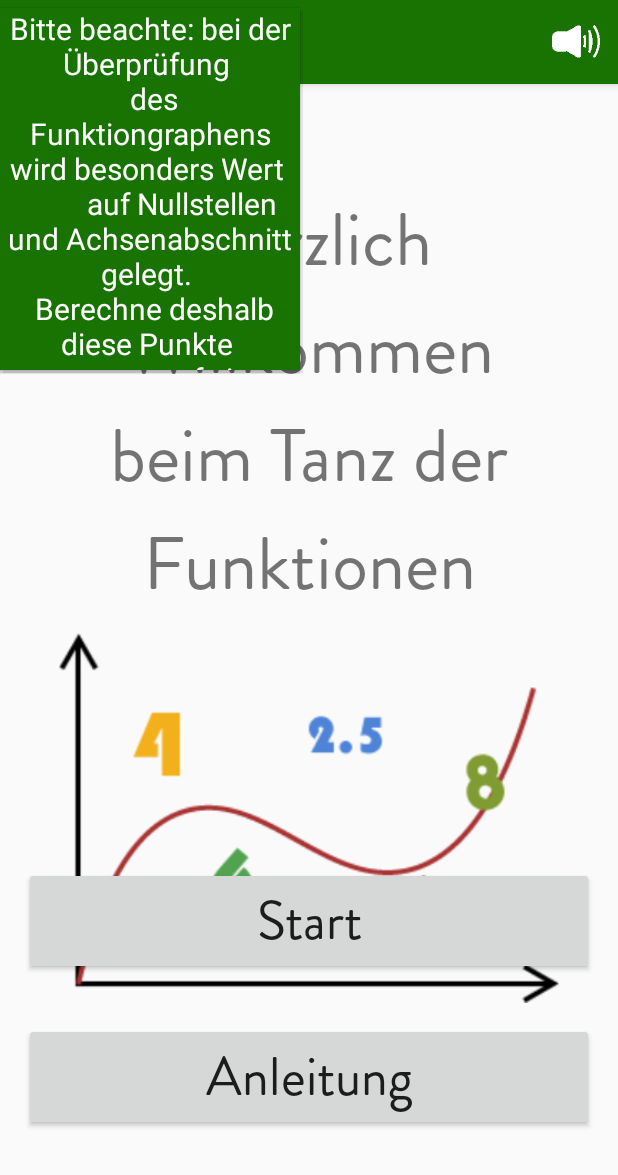
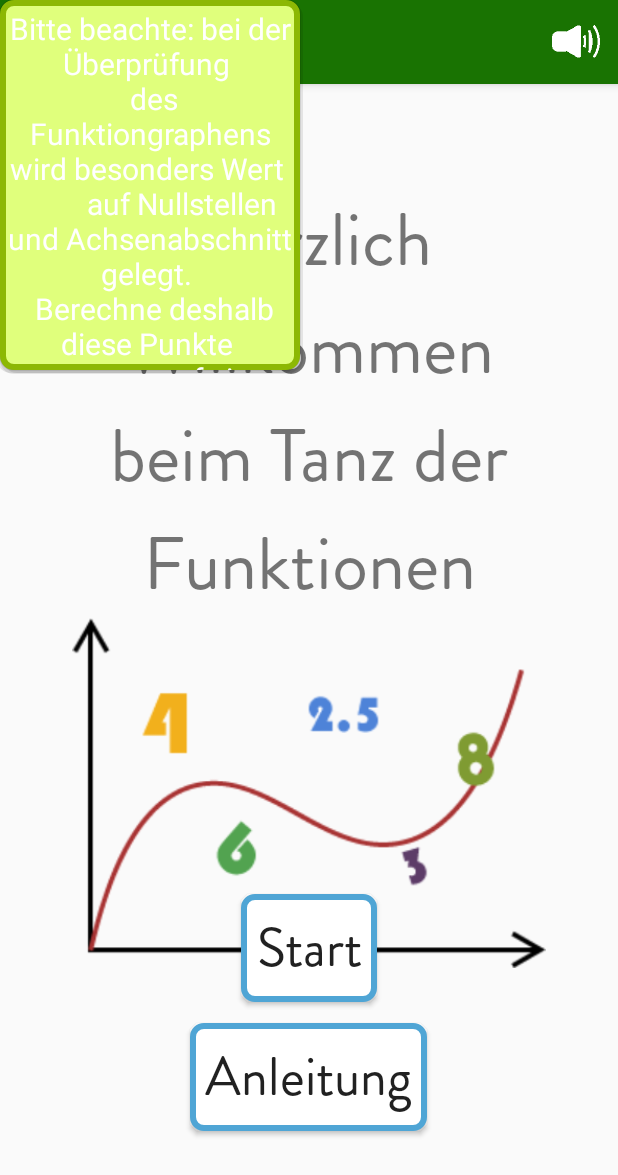
Before and after one commit to Kathixx/TanzDerFunktionen2, an Android app: the screen it shows after launch (MainActivity), after a tap on "Start", on a phone screen of 412 x 824 dp. Shown: the top 1175 px of the screen. Run offline under Robolectric (Android 15) with nearby library versions, the phone set to English and light mode, and no system bars.

Commit message:
vorläufiges Design_Rest morgen

```diff
--- a/app/src/main/AndroidManifest.xml
+++ b/app/src/main/AndroidManifest.xml
@@ -17,7 +17,8 @@
         <activity android:name=".activities.Anleitung" />
         <activity android:name=".activities.Spiel" />
         <activity android:name=".activities.Info"
-            android:theme="@style/AppTheme.CustomTheme"/>
+            android:theme="@style/AppTheme.CustomTheme"
+            />
 
         <activity android:name=".activities.Bewertung" />
         <activity android:name=".activities.Punkte"
--- /dev/null
+++ b/app/src/main/res/drawable/popup_style.xml
@@ -0,0 +1,7 @@
+<?xml version="1.0" encoding="utf-8"?>
+<shape xmlns:android="http://schemas.android.com/apk/res/android"
+    android:shape="rectangle">
+    <solid android:color="@color/btnBack" />
+    <stroke android:width="4dip" android:color="@color/btnColor"/>
+    <corners android:radius="7dp"></corners>
+</shape>
--- a/app/src/main/res/layout/activity_main.xml
+++ b/app/src/main/res/layout/activity_main.xml
@@ -24,42 +24,48 @@
     <ImageView
         android:id="@+id/image"
         android:layout_width="500px"
-        android:layout_height="400px"
+        android:layout_height="350px"
         android:layout_centerHorizontal="true"
         app:srcCompat="@drawable/tanz_der_funktionen"
         android:layout_below="@id/willkommen"/>
 
     <Button
         android:text="Neustart"
-        android:layout_width="match_parent"
+        android:layout_width="wrap_content"
         android:layout_height="wrap_content"
         android:id="@+id/start"
         android:textSize="36sp"
         android:layout_alignParentBottom="true"
         android:layout_centerHorizontal="true"
-        android:layout_marginBottom="158dp"
-        android:textAllCaps="false" />
+        android:layout_marginBottom="140dp"
+        android:textAllCaps="false"
+        android:background="@drawable/border_style"
+        android:padding="10dp"/>
 
     <Button
         android:text="Anleitung"
-        android:layout_width="match_parent"
+        android:layout_width="wrap_content"
         android:layout_height="wrap_content"
         android:id="@+id/anleitung"
         android:textSize="36sp"
         android:layout_alignParentBottom="true"
         android:layout_centerHorizontal="true"
         android:layout_marginBottom="54dp"
-        android:textAllCaps="false" />
+        android:textAllCaps="false"
+        android:background="@drawable/border_style"
+        android:padding="10dp"/>
 
     <Button
         android:text="Spiel fortsetzen"
-        android:layout_width="match_parent"
+        android:layout_width="wrap_content"
         android:layout_height="wrap_content"
-        android:layout_marginBottom="44dp"
+        android:layout_marginBottom="17dp"
         android:id="@+id/weiterspielen"
         android:textSize="36sp"
         android:textAllCaps="false"
         android:layout_above="@+id/start"
-        android:layout_alignParentStart="true" />
+        android:layout_centerHorizontal="true"
+        android:background="@drawable/border_style"
+        android:padding="10dp"/>
 
 </RelativeLayout>
--- a/app/src/main/res/layout/popup_maininfo.xml
+++ b/app/src/main/res/layout/popup_maininfo.xml
@@ -5,7 +5,8 @@
     android:id="@+id/popup_element_4"
     android:orientation="vertical"
     android:layout_width="match_parent"
-    android:layout_height="match_parent">
+    android:layout_height="match_parent"
+    android:background="@drawable/popup_style">
 
     <TextView
         android:id="@+id/content"
@@ -17,18 +18,18 @@
          zuvor auf einem Blatt Papier.\n Zeichne dann deine berechneten\n Hilfspunkte ein."
         android:textAlignment="center"
         android:textSize="20dp"
-        android:background="@color/colorPrimary"
-        android:textColor="@android:color/background_light" />
+        android:textColor="@android:color/white"
+        />
 
     <Button
         android:text="OK"
         android:layout_width="match_parent"
         android:layout_height="wrap_content"
         android:id="@+id/ok"
-        android:textColor="@android:color/background_light"
-        android:background="@color/colorPrimary"
         android:textAllCaps="false"
         android:textAlignment="center"
-        android:textSize="36sp" />
+        android:textSize="36sp"
+        android:textColor="@android:color/white"
+        android:background="@android:color/transparent"/>
 
 </LinearLayout>
--- a/app/src/main/res/layout/popup_pathtooshort.xml
+++ b/app/src/main/res/layout/popup_pathtooshort.xml
@@ -5,7 +5,8 @@
     android:id="@+id/popup_element_3"
     android:orientation="vertical"
     android:layout_width="match_parent"
-    android:layout_height="match_parent">
+    android:layout_height="match_parent"
+    android:background="@drawable/popup_style">
 
     <TextView
         android:id="@+id/content"
--- a/app/src/main/res/layout/popupwindow.xml
+++ b/app/src/main/res/layout/popupwindow.xml
@@ -5,7 +5,8 @@
     android:id="@+id/popup_element"
     android:orientation="vertical"
     android:layout_width="match_parent"
-    android:layout_height="match_parent">
+    android:layout_height="match_parent"
+    android:background="@drawable/popup_style">
 
     <TextView
         android:id="@+id/content"
--- a/app/src/main/res/layout/popupwindow2.xml
+++ b/app/src/main/res/layout/popupwindow2.xml
@@ -5,7 +5,8 @@
     android:id="@+id/popup_element_2"
     android:orientation="vertical"
     android:layout_width="match_parent"
-    android:layout_height="match_parent">
+    android:layout_height="match_parent"
+    android:background="@drawable/popup_style">
 
     <TextView
         android:id="@+id/content"
--- a/app/src/main/res/values/colors.xml
+++ b/app/src/main/res/values/colors.xml
@@ -4,4 +4,5 @@
     <color name="colorPrimaryDark">#155E02</color>
     <color name="colorAccent">#FF4081</color>
     <color name="btnColor">#8cb804</color>
+    <color name ="btnBack">#e0ff7c</color>
 </resources>
```
Also changed, not shown: app/src/main/res/layout/activity_spiel.xml (+8 -5 lines).
